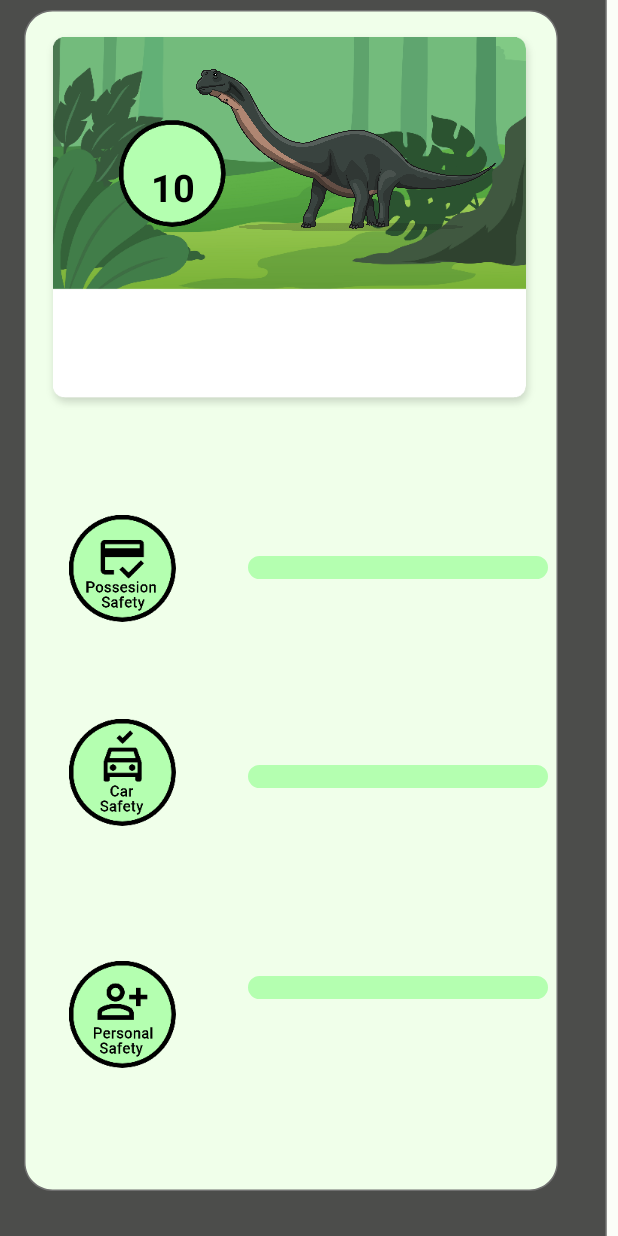
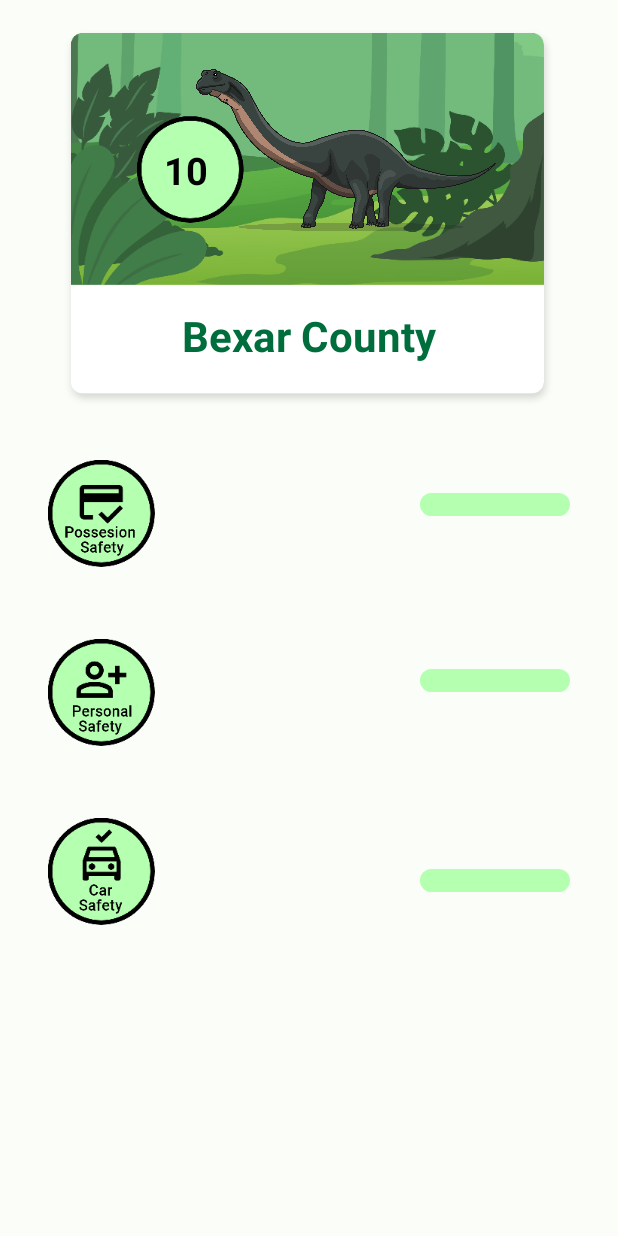
Before and after one commit to Evan-Bain/RowdyHackIX, an Android app: the layout fragment_safety_card.xml on its own in the app's theme, with its tools: preview values and no code run, on a phone screen of 412 x 824 dp. Run offline under Robolectric (Android 15) with nearby library versions, the light colour scheme and no system bars.

Commit message:
Finalized App

```diff
--- a/app/src/main/java/com/example/rowdyhacks/cde/model/CdeData.kt
+++ b/app/src/main/java/com/example/rowdyhacks/cde/model/CdeData.kt
@@ -1,4 +1,6 @@
 package com.example.rowdyhacks.cde.model
+
+import com.squareup.moshi.Json
 
 data class CdeData(
     @field:Json(name ="actual") val actual: Int
--- a/app/src/main/java/com/example/rowdyhacks/safetycard/SafetyCardFragment.kt
+++ b/app/src/main/java/com/example/rowdyhacks/safetycard/SafetyCardFragment.kt
@@ -37,7 +37,10 @@ class SafetyCardFragment : Fragment() {
         val city = arguments?.getString("city")
         val county = arguments?.getString("county")
 
-        binding.textViewCity.text = county.toString()
+        binding.countyText.text = county.toString()
+        binding.textViewCarSafetyBar.text = safetyArray?.get(0).toString()
+        binding.textViewPersonalSafetyBar.text = safetyArray?.get(1).toString()
+        binding.textViewPosessionSafetyBar.text = safetyArray?.get(2).toString()
 
         // Inflate the layout for this fragment
         return binding.root
--- a/app/src/main/res/layout/fragment_safety_card.xml
+++ b/app/src/main/res/layout/fragment_safety_card.xml
@@ -11,125 +11,28 @@
             android:layout_width="match_parent"
             android:layout_height="match_parent">
 
-
-            <ImageView
-                android:id="@+id/image_view_overlay_tint"
-                android:layout_width="603dp"
-                android:layout_height="894dp"
-                android:alpha="0.7"
-                android:src="@drawable/darker_tint_overlay"
-                app:layout_constraintBottom_toBottomOf="parent"
-                app:layout_constraintEnd_toEndOf="parent"
-                app:layout_constraintHorizontal_bias="0.546"
-                app:layout_constraintStart_toStartOf="parent"
-                app:layout_constraintTop_toTopOf="parent"
-                app:layout_constraintVertical_bias="0.748" />
-
-            <ImageView
-                android:id="@+id/image_view_maincard"
-                android:layout_width="380dp"
-                android:layout_height="811dp"
-                android:src="@drawable/maincard"
-                app:layout_constraintBottom_toBottomOf="parent"
-                app:layout_constraintEnd_toEndOf="parent"
-                app:layout_constraintStart_toStartOf="parent"
-                app:layout_constraintTop_toTopOf="parent"
-                app:layout_constraintHorizontal_bias="0.5"
-                app:layout_constraintVertical_bias="0.5" />
-
-
-
-
-            <ImageView
-                android:id="@+id/image_view_personal_level_progress_background"
-                android:layout_width="200dp"
-                android:layout_height="15dp"
-                android:src="@drawable/level_progress_background"
-                app:layout_constraintBottom_toBottomOf="parent"
-                app:layout_constraintEnd_toEndOf="parent"
-                app:layout_constraintHorizontal_bias="0.781"
-                app:layout_constraintStart_toStartOf="parent"
-                app:layout_constraintTop_toTopOf="parent"
-                app:layout_constraintVertical_bias="0.458"
-                app:tint="@color/lightlimegreen" />
-
-
-
-            <ImageView
-                android:id="@+id/image_view_possesion_level_progress_background"
-                android:layout_width="200dp"
-                android:layout_height="15dp"
-                android:src="@drawable/level_progress_background"
-                app:layout_constraintBottom_toBottomOf="parent"
-                app:layout_constraintEnd_toEndOf="parent"
-                app:layout_constraintHorizontal_bias="0.781"
-                app:layout_constraintStart_toStartOf="parent"
-                app:layout_constraintTop_toTopOf="parent"
-                app:layout_constraintVertical_bias="0.631"
-                app:tint="@color/lightlimegreen" />
-
-
-
-            <ImageView
-                android:id="@+id/image_view_car_level_progress_background"
-                android:layout_width="200dp"
-                android:layout_height="15dp"
-                android:src="@drawable/level_progress_background"
-                app:layout_constraintBottom_toBottomOf="parent"
-                app:layout_constraintEnd_toEndOf="parent"
-                app:layout_constraintHorizontal_bias="0.781"
-                app:layout_constraintStart_toStartOf="parent"
-                app:layout_constraintTop_toTopOf="parent"
-                app:layout_constraintVertical_bias="0.805"
-                app:tint="@color/lightlimegreen" />
-
-            <ImageView
-                android:id="@+id/imageView"
-                android:layout_width="wrap_content"
-                android:layout_height="wrap_content"
-                app:layout_constraintBottom_toBottomOf="parent"
-                app:layout_constraintEnd_toStartOf="@+id/image_view_car_level_progress_background"
-                app:layout_constraintHorizontal_bias="0.489"
-                app:layout_constraintStart_toStartOf="parent"
-                app:layout_constraintTop_toTopOf="parent"
-                app:layout_constraintVertical_bias="0.637"
-                app:srcCompat="@drawable/car_safety_button" />
-
-            <ImageView
-                android:id="@+id/imageView2"
-                android:layout_width="wrap_content"
-                android:layout_height="wrap_content"
-                android:layout_marginBottom="112dp"
-                app:layout_constraintBottom_toBottomOf="parent"
-                app:layout_constraintEnd_toEndOf="parent"
-                app:layout_constraintHorizontal_bias="0.135"
-                app:layout_constraintStart_toStartOf="parent"
-                app:layout_constraintVertical_bias="0.437"
-                app:srcCompat="@drawable/personal_safety_button" />
-
-            <ImageView
-                android:id="@+id/imageView3"
-                android:layout_width="wrap_content"
-                android:layout_height="wrap_content"
-                app:layout_constraintBottom_toBottomOf="parent"
-                app:layout_constraintEnd_toEndOf="parent"
-                app:layout_constraintHorizontal_bias="0.135"
-                app:layout_constraintStart_toStartOf="parent"
-                app:layout_constraintTop_toTopOf="parent"
-                app:layout_constraintVertical_bias="0.456"
-                app:srcCompat="@drawable/possession_safety_button" />
-
             <ImageView
                 android:id="@+id/imageView4"
                 android:layout_width="wrap_content"
                 android:layout_height="wrap_content"
-                app:layout_constraintBottom_toBottomOf="parent"
+                android:layout_marginTop="16dp"
                 app:layout_constraintEnd_toEndOf="parent"
-                app:layout_constraintHorizontal_bias="0.35"
                 app:layout_constraintStart_toStartOf="parent"
                 app:layout_constraintTop_toTopOf="parent"
-                app:layout_constraintVertical_bias="0.033"
                 app:srcCompat="@drawable/topcard" />
+
+            <TextView
+                android:id="@+id/county_text"
+                android:layout_width="wrap_content"
+                android:layout_height="wrap_content"
+                android:layout_marginBottom="32dp"
+                tools:text="Bexar County"
+                android:textSize="28sp"
+                android:textStyle="bold"
+                android:textColor="@color/md_theme_light_primary"
+                app:layout_constraintBottom_toBottomOf="@id/imageView4"
+                app:layout_constraintStart_toStartOf="@id/imageView4"
+                app:layout_constraintEnd_toEndOf="@id/imageView4"/>
 
             <TextView
                 android:id="@+id/numberBold"
@@ -140,14 +43,13 @@
                 android:shadowDx="5"
                 android:shadowDy="5"
                 android:shadowRadius="20"
+                android:layout_marginStart="70dp"
+                android:layout_marginBottom="64dp"
                 android:textColor="@color/black"
                 android:textStyle="bold"
-                app:layout_constraintBottom_toBottomOf="parent"
-                app:layout_constraintEnd_toEndOf="parent"
-                app:layout_constraintHorizontal_bias="0.263"
-                app:layout_constraintStart_toStartOf="parent"
-                app:layout_constraintTop_toTopOf="parent"
-                app:layout_constraintVertical_bias="0.136" />
+                app:layout_constraintBottom_toBottomOf="@id/imageView4"
+                app:layout_constraintStart_toStartOf="@id/imageView4"
+                app:layout_constraintTop_toTopOf="@id/imageView4" />
 
             <ImageView
                 android:id="@+id/imageView5"
@@ -161,21 +63,115 @@
                 app:layout_constraintVertical_bias="0.0"
                 app:srcCompat="@drawable/brontosaurus1" />
 
+            <LinearLayout
+                android:layout_width="wrap_content"
+                android:layout_height="wrap_content"
+                android:orientation="vertical"
+                app:layout_constraintTop_toBottomOf="@id/imageView4"
+                app:layout_constraintStart_toStartOf="parent">
+
+                <ImageView
+                    android:id="@+id/imageView3"
+                    android:layout_width="wrap_content"
+                    android:layout_height="wrap_content"
+                    app:layout_constraintStart_toStartOf="parent"
+                    android:layout_marginTop="32dp"
+                    android:layout_marginBottom="48dp"
+                    android:layout_marginStart="32dp"
+                    app:layout_constraintTop_toTopOf="@id/text_view_posession_safety_bar"
+                    app:layout_constraintBottom_toBottomOf="@id/text_view_posession_safety_bar"
+                    app:srcCompat="@drawable/possession_safety_button" />
+
+                <ImageView
+                    android:id="@+id/imageView2"
+                    android:layout_width="wrap_content"
+                    android:layout_height="wrap_content"
+                    android:layout_marginStart="32dp"
+                    android:layout_marginBottom="48dp"
+                    app:layout_constraintStart_toStartOf="parent"
+                    app:layout_constraintTop_toBottomOf="@id/imageView3"
+                    app:srcCompat="@drawable/personal_safety_button" />
+
+                <ImageView
+                    android:id="@+id/imageView"
+                    android:layout_width="wrap_content"
+                    android:layout_height="wrap_content"
+                    android:layout_marginStart="32dp"
+                    app:layout_constraintBottom_toBottomOf="@id/image_view_car_level_progress_background"
+                    app:layout_constraintStart_toStartOf="parent"
+                    app:layout_constraintTop_toTopOf="@id/image_view_car_level_progress_background"
+                    app:srcCompat="@drawable/car_safety_button" />
+            </LinearLayout>
+
+            <LinearLayout
+                android:layout_width="wrap_content"
+                android:layout_height="wrap_content"
+                android:orientation="vertical"
+                app:layout_constraintTop_toBottomOf="@id/imageView4"
+                app:layout_constraintEnd_toEndOf="parent">
+
                 <TextView
                     android:id="@+id/text_view_posession_safety_bar"
                     android:layout_width="wrap_content"
                     android:layout_height="wrap_content"
                     app:layout_constraintBottom_toBottomOf="parent"
+                    android:textStyle="italic"
+                    android:textSize="16sp"
                     app:layout_constraintEnd_toEndOf="parent"
+                    android:layout_marginTop="32dp"
+                    android:layout_gravity="end"
+                    android:layout_marginEnd="48dp"
                     app:layout_constraintHorizontal_bias="0.596"
                     app:layout_constraintStart_toStartOf="parent"
                     app:layout_constraintTop_toTopOf="parent"
                     app:layout_constraintVertical_bias="0.433"/>
 
+                <ImageView
+                    android:id="@+id/image_view_possesion_level_progress_background"
+                    android:layout_width="100dp"
+                    android:layout_gravity="end"
+                    android:layout_height="15dp"
+                    android:layout_marginEnd="32dp"
+                    android:layout_marginBottom="32dp"
+                    android:src="@drawable/level_progress_background"
+                    app:layout_constraintTop_toBottomOf="@id/imageView4"
+                    app:layout_constraintEnd_toEndOf="parent"
+                    app:tint="@color/lightlimegreen" />
+
+
+                <TextView
+                    android:id="@+id/text_view_personal_safety_bar"
+                    android:layout_width="wrap_content"
+                    android:layout_height="wrap_content"
+                    android:layout_marginTop="48dp"
+                    android:textStyle="italic"
+                    android:layout_gravity="end"
+                    android:layout_marginEnd="48dp"
+                    android:textSize="16sp"
+                 />
+
+                <ImageView
+                    android:id="@+id/image_view_personal_level_progress_background"
+                    android:layout_width="100dp"
+                    android:layout_gravity="end"
+                    android:layout_marginEnd="32dp"
+                    android:layout_height="15dp"
+                    android:src="@drawable/level_progress_background"
+                    app:layout_constraintEnd_toEndOf="parent"
+                    android:layout_marginBottom="48dp"
+                    app:layout_constraintTop_toBottomOf="@id/image_view_personal_level_progress_background"
+                    app:tint="@color/lightlimegreen" />
+
+
                 <TextView
                     android:id="@+id/text_view_car_safety_bar"
                     android:layout_width="wrap_content"
                     android:layout_height="wrap_content"
+                    android:textStyle="italic"
+                    android:textSize="16sp"
+                    android:layout_marginTop="48dp"
+                    android:layout_gravity="end"
+                    android:layout_marginEnd="48dp"
                     app:layout_constraintBottom_toBottomOf="parent"
                     app:layout_constraintEnd_toEndOf="parent"
                     app:layout_constraintHorizontal_bias="0.596"
@@ -183,16 +179,19 @@
                     app:layout_constraintTop_toTopOf="parent"
                     app:layout_constraintVertical_bias="0.608" />
 
-            <TextView
-                android:id="@+id/text_view_personal_safety_bar"
-                android:layout_width="wrap_content"
-                android:layout_height="wrap_content"
+                <ImageView
+                    android:id="@+id/image_view_car_level_progress_background"
+                    android:layout_width="100dp"
+                    android:layout_gravity="end"
+                    android:layout_marginEnd="32dp"
+                    android:layout_height="15dp"
+                    android:src="@drawable/level_progress_background"
                     app:layout_constraintBottom_toBottomOf="parent"
                     app:layout_constraintEnd_toEndOf="parent"
-                app:layout_constraintHorizontal_bias="0.596"
-                app:layout_constraintStart_toStartOf="parent"
-                app:layout_constraintTop_toTopOf="parent"
-                app:layout_constraintVertical_bias="0.783" />
+                    app:layout_constraintTop_toBottomOf="@id/image_view_possesion_level_progress_background"
+                    app:layout_constraintBottom_toTopOf="@id/image_view_car_level_progress_background"
+                    app:tint="@color/lightlimegreen" />
+            </LinearLayout>
 
 
         </androidx.constraintlayout.widget.ConstraintLayout>
```
Lines whose indentation alone changed are shown as unchanged.
